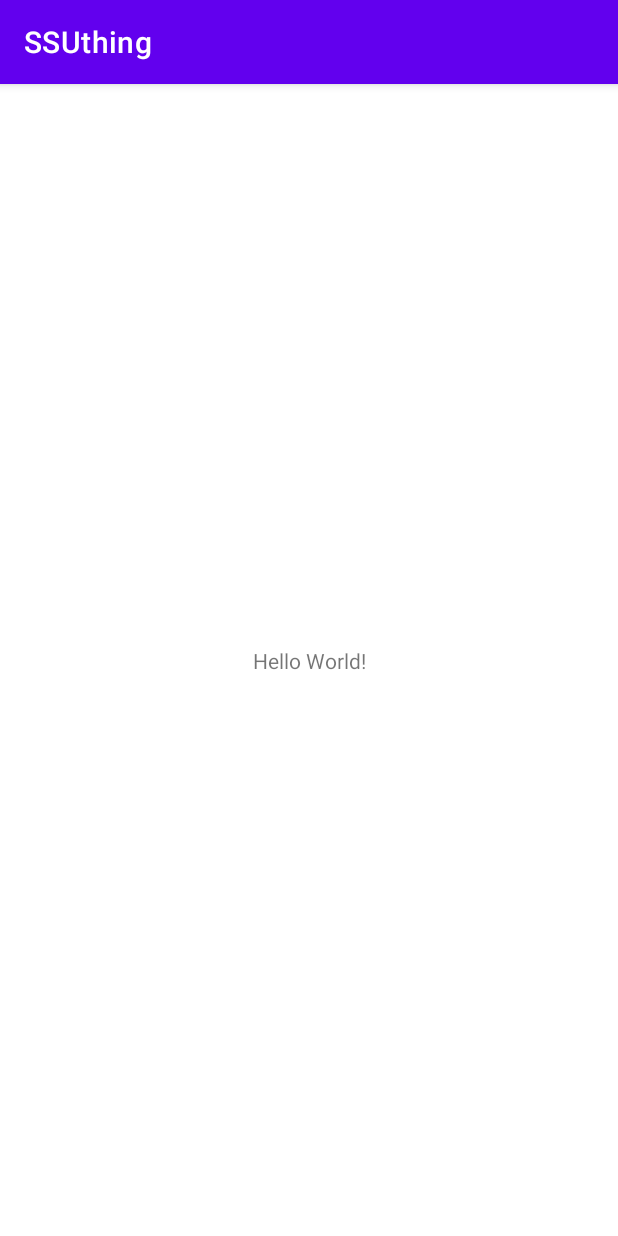
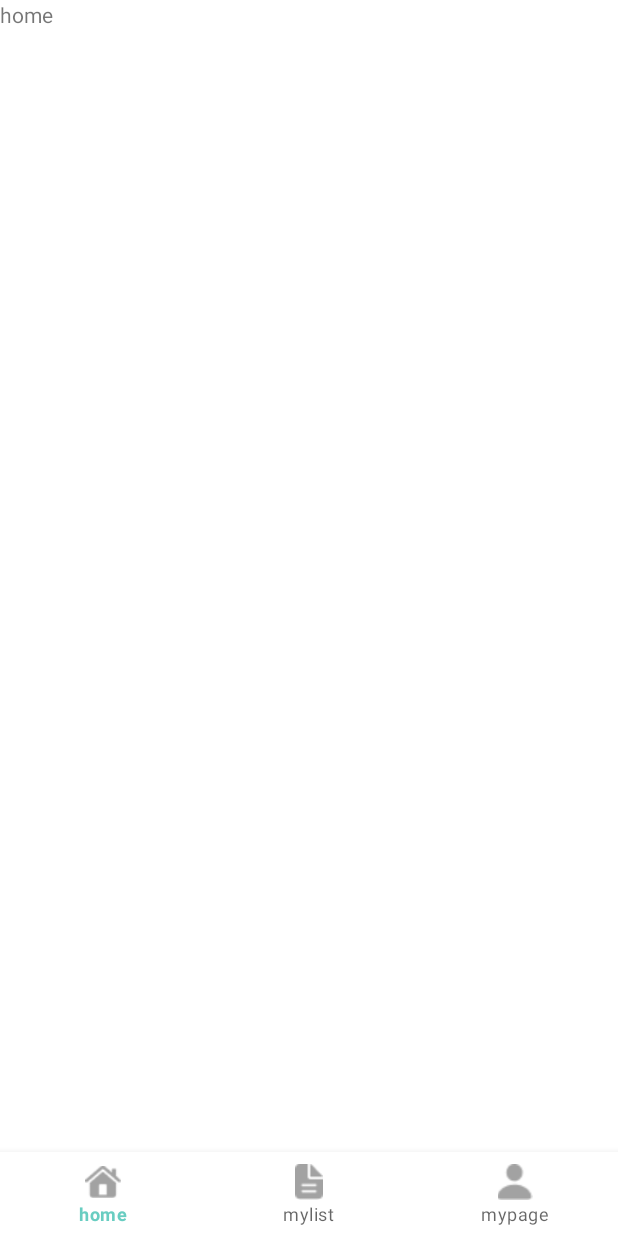
Before and after one commit to SSU-Thing/SSUThing-Android, an Android app: the screen it shows after launch (MainActivity), on a phone screen of 412 x 824 dp. Run offline under Robolectric (Android 15) with nearby library versions, the phone set to English and light mode, and no system bars; 1 statement that could not run was skipped.

Commit message:
add : BottomNavigationView

```diff
--- a/app/src/main/AndroidManifest.xml
+++ b/app/src/main/AndroidManifest.xml
@@ -13,7 +13,7 @@
         android:theme="@style/Theme.SSUthing"
         tools:targetApi="31">
         <activity
-            android:name=".MainActivity"
+            android:name=".ui.MainActivity"
             android:exported="true">
             <intent-filter>
                 <action android:name="android.intent.action.MAIN" />
--- /dev/null
+++ b/app/src/main/java/com/example/ssuthing/ui/MainActivity.kt
@@ -0,0 +1,51 @@
+package com.example.ssuthing.ui
+
+import androidx.appcompat.app.AppCompatActivity
+import android.os.Bundle
+import com.example.ssuthing.R
+import com.example.ssuthing.databinding.ActivityMainBinding
+import com.example.ssuthing.ui.home.HomeFragment
+import com.example.ssuthing.ui.mylist.MylistFragment
+import com.example.ssuthing.ui.mypage.MypageFragment
+import com.google.android.material.bottomnavigation.BottomNavigationView
+
+class MainActivity : AppCompatActivity() {
+    private lateinit var binding: ActivityMainBinding
+
+    override fun onCreate(savedInstanceState: Bundle?) {
+
+        super.onCreate(savedInstanceState)
+        setContentView(R.layout.activity_main)
+        binding = ActivityMainBinding.inflate(layoutInflater)
+
+
+        val bottomNavBar = findViewById<BottomNavigationView>(R.id.bottom_navi)
+        bottomNavBar.setOnItemSelectedListener { item ->
+            when (item.itemId) {
+                R.id.item_fragment1 -> {
+                    val homeFragment = HomeFragment()
+                    supportFragmentManager.beginTransaction()
+                        .replace(R.id.fl_container, homeFragment).commit()
+                }
+                R.id.item_fragment2 -> {
+                    val communityFragment = MylistFragment()
+                    supportFragmentManager.beginTransaction()
+                        .replace(R.id.fl_container, communityFragment).commit()
+                }
+
+                R.id.item_fragment3 -> {
+                    val mypageFragment = MypageFragment()
+                    supportFragmentManager.beginTransaction()
+                        .replace(R.id.fl_container, mypageFragment).commit()
+                }
+            }
+            true
+        }
+
+        val homeFragment = HomeFragment()
+        supportFragmentManager.beginTransaction().replace(R.id.fl_container, homeFragment).commit()
+        //selectedItemId=R.id.item_fragment1
+
+        bottomNavBar.itemIconTintList = null
+    }
+}
--- /dev/null
+++ b/app/src/main/java/com/example/ssuthing/ui/home/HomeFragment.kt
@@ -0,0 +1,60 @@
+package com.example.ssuthing.ui.home
+
+import android.os.Bundle
+import androidx.fragment.app.Fragment
+import android.view.LayoutInflater
+import android.view.View
+import android.view.ViewGroup
+import com.example.ssuthing.R
+
+// TODO: Rename parameter arguments, choose names that match
+// the fragment initialization parameters, e.g. ARG_ITEM_NUMBER
+private const val ARG_PARAM1 = "param1"
+private const val ARG_PARAM2 = "param2"
+
+/**
+ * A simple [Fragment] subclass.
+ * Use the [HomeFragment.newInstance] factory method to
+ * create an instance of this fragment.
+ */
+class HomeFragment : Fragment() {
+    // TODO: Rename and change types of parameters
+    private var param1: String? = null
+    private var param2: String? = null
+
+    override fun onCreate(savedInstanceState: Bundle?) {
+        super.onCreate(savedInstanceState)
+        arguments?.let {
+            param1 = it.getString(ARG_PARAM1)
+            param2 = it.getString(ARG_PARAM2)
+        }
+    }
+
+    override fun onCreateView(
+        inflater: LayoutInflater, container: ViewGroup?,
+        savedInstanceState: Bundle?
+    ): View? {
+        // Inflate the layout for this fragment
+        return inflater.inflate(R.layout.fragment_home, container, false)
+    }
+
+    companion object {
+        /**
+         * Use this factory method to create a new instance of
+         * this fragment using the provided parameters.
+         *
+         * @param param1 Parameter 1.
+         * @param param2 Parameter 2.
+         * @return A new instance of fragment HomeFragment.
+         */
+        // TODO: Rename and change types and number of parameters
+        @JvmStatic
+        fun newInstance(param1: String, param2: String) =
+            HomeFragment().apply {
+                arguments = Bundle().apply {
+                    putString(ARG_PARAM1, param1)
+                    putString(ARG_PARAM2, param2)
+                }
+            }
+    }
+}
--- a/app/src/main/res/layout/activity_main.xml
+++ b/app/src/main/res/layout/activity_main.xml
@@ -4,15 +4,25 @@
     xmlns:tools="http://schemas.android.com/tools"
     android:layout_width="match_parent"
     android:layout_height="match_parent"
-    tools:context=".MainActivity">
+    tools:context=".ui.MainActivity">
 
-    <TextView
-        android:layout_width="wrap_content"
+    <FrameLayout
+        android:id="@+id/fl_container"
+        android:layout_width="match_parent"
+        android:layout_height="0dp"
+        app:layout_constraintBottom_toTopOf="@+id/bottom_navi"
+        app:layout_constraintEnd_toEndOf="parent"
+        app:layout_constraintStart_toStartOf="parent"
+        app:layout_constraintTop_toTopOf="parent"/>
+
+    <com.google.android.material.bottomnavigation.BottomNavigationView
+        android:id="@+id/bottom_navi"
+        android:layout_width="match_parent"
         android:layout_height="wrap_content"
-        android:text="Hello World!"
         app:layout_constraintBottom_toBottomOf="parent"
         app:layout_constraintEnd_toEndOf="parent"
         app:layout_constraintStart_toStartOf="parent"
-        app:layout_constraintTop_toTopOf="parent" />
+        app:menu="@menu/menu"
+        app:labelVisibilityMode="labeled"/>
 
 </androidx.constraintlayout.widget.ConstraintLayout>
--- /dev/null
+++ b/app/src/main/res/layout/fragment_home.xml
@@ -0,0 +1,14 @@
+<?xml version="1.0" encoding="utf-8"?>
+<FrameLayout xmlns:android="http://schemas.android.com/apk/res/android"
+    xmlns:tools="http://schemas.android.com/tools"
+    android:layout_width="match_parent"
+    android:layout_height="match_parent"
+    tools:context=".ui.home.HomeFragment">
+
+    <!-- TODO: Update blank fragment layout -->
+    <TextView
+        android:layout_width="match_parent"
+        android:layout_height="match_parent"
+        android:text="home" />
+
+</FrameLayout>
--- /dev/null
+++ b/app/src/main/res/menu/menu.xml
@@ -0,0 +1,18 @@
+<?xml version="1.0" encoding="utf-8"?>
+<menu xmlns:android="http://schemas.android.com/apk/res/android">
+    <item
+        android:id="@+id/item_fragment1"
+        android:enabled="true"
+        android:icon="@drawable/ic_house"
+        android:title="home"/>
+    <item
+        android:id="@+id/item_fragment2"
+        android:enabled="true"
+        android:icon="@drawable/ic_doc"
+        android:title="mylist"/>
+    <item
+        android:id="@+id/item_fragment3"
+        android:enabled="true"
+        android:icon="@drawable/ic_person"
+        android:title="mypage"/>
+</menu>
--- a/app/src/main/res/values/colors.xml
+++ b/app/src/main/res/values/colors.xml
@@ -7,4 +7,5 @@
     <color name="teal_700">#FF018786</color>
     <color name="black">#FF000000</color>
     <color name="white">#FFFFFFFF</color>
+    <color name="main">#68CDC1</color>
 </resources>
--- a/app/src/main/res/values/strings.xml
+++ b/app/src/main/res/values/strings.xml
@@ -1,3 +1,5 @@
 <resources>
     <string name="app_name">SSUthing</string>
+    <!-- TODO: Remove or change this placeholder text -->
+    <string name="hello_blank_fragment">Hello blank fragment</string>
 </resources>
--- a/app/src/main/res/values/themes.xml
+++ b/app/src/main/res/values/themes.xml
@@ -1,8 +1,8 @@
 <resources xmlns:tools="http://schemas.android.com/tools">
     <!-- Base application theme. -->
-    <style name="Theme.SSUthing" parent="Theme.MaterialComponents.DayNight.DarkActionBar">
+    <style name="Theme.SSUthing" parent="Theme.MaterialComponents.DayNight.NoActionBar">
         <!-- Primary brand color. -->
-        <item name="colorPrimary">@color/purple_500</item>
+        <item name="colorPrimary">@color/main</item>
         <item name="colorPrimaryVariant">@color/purple_700</item>
         <item name="colorOnPrimary">@color/white</item>
         <!-- Secondary brand color. -->
```
Also changed, not shown: app/build.gradle (+8 -4 lines), app/src/main/java/com/example/ssuthing/MainActivity.kt (deleted, +0 -11 lines), app/src/main/java/com/example/ssuthing/ui/mylist/MylistFragment.kt (added, +60 -0 lines), app/src/main/java/com/example/ssuthing/ui/mypage/MypageFragment.kt (added, +60 -0 lines), app/src/main/res/layout/fragment_mylist.xml (added, +14 -0 lines), app/src/main/res/layout/fragment_mypage.xml (added, +14 -0 lines), app/src/main/res/drawable/ic_doc.png (added), app/src/main/res/drawable/ic_house.png (added), app/src/main/res/drawable/ic_person.png (added).
